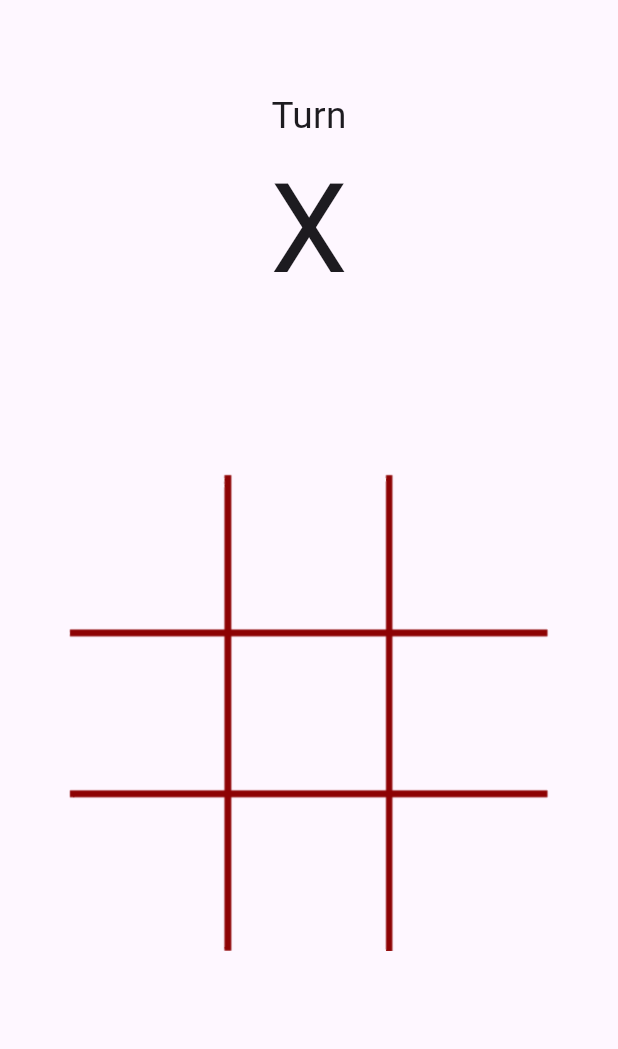
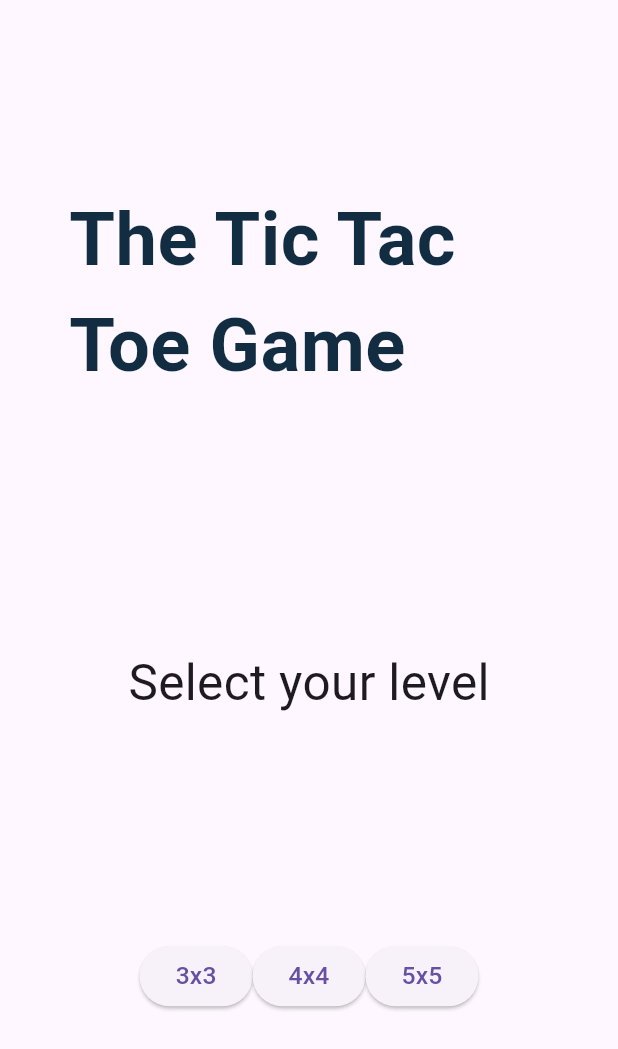
Before and after one commit to JessiApps/tic_tae_toe, a Flutter app: the screen it shows after launch, on a phone screen of 412 x 824 dp. Shown: the top 1049 px of the screen. Run offline on Flutter 3.47's test engine with Material 3 defaults, Android fonts, the phone set to English and light mode, and no system bars.

Commit message:
Basic Welcome page implementation

```diff
--- /dev/null
+++ b/lib/pages/welcome_screen.dart
@@ -0,0 +1,61 @@
+import 'package:flutter/material.dart';
+import 'package:provider/provider.dart';
+import 'package:tic_tae_toe/utils/responsive.dart';
+import 'package:tic_tae_toe/view_model/game_vm.dart';
+
+class WelcomeScreen extends StatefulWidget {
+  const WelcomeScreen({Key? key}) : super(key: key);
+
+  @override
+  _WelcomeScreenState createState() => _WelcomeScreenState();
+}
+
+class _WelcomeScreenState extends State<WelcomeScreen> {
+  @override
+  Widget build(BuildContext context) {
+    final Responsive responsive = Responsive(context);
+    final provider = Provider.of<GameVM>(context);
+    return Scaffold(
+      body: Padding(
+        padding: EdgeInsets.all(responsive.dp(5)),
+        child: Column(
+          mainAxisAlignment: MainAxisAlignment.spaceBetween,
+          children: [
+            SizedBox(height: responsive.hp(1)),
+            Text("The Tic Tac Toe Game",
+                style: TextStyle(
+                  fontSize: responsive.hp(6),
+                  fontWeight: FontWeight.bold,
+                  color: const Color.fromARGB(255, 18, 44, 66),
+                )),
+            SizedBox(height: responsive.hp(3)),
+            Text("Select your level",
+                style: TextStyle(fontSize: responsive.hp(4))),
+            SizedBox(height: responsive.hp(1)),
+            Row(
+              mainAxisAlignment: MainAxisAlignment.center,
+              children: [
+                levelButton(3, provider, responsive),
+                levelButton(4, provider, responsive),
+                levelButton(5, provider, responsive),
+              ],
+            ),
+            SizedBox(height: responsive.hp(4)),
+          ],
+        ),
+      ),
+    );
+  }
+
+  Widget levelButton(int level, GameVM provider, Responsive responsive) {
+    return ElevatedButton(
+      onPressed: () {
+        provider.setGameDifficulty(level);
+      },
+      child: Text(
+        "${level}x${level}",
+        style: TextStyle(fontSize: responsive.hp(2)),
+      ),
+    );
+  }
+}
--- a/lib/view_model/game_vm.dart
+++ b/lib/view_model/game_vm.dart
@@ -1,24 +1,33 @@
 import 'package:flutter/material.dart';
 import 'package:tic_tae_toe/model/game_model.dart';
 
-class GamelVM extends ChangeNotifier {
+class GameVM extends ChangeNotifier {
   final GameModel _model = GameModel();
   String _actualPlayer = "";
   String _winner = "";
-  GameStatus _gameStatus = GameStatus.PLAYING;
 
-  GamelVM() {
+  GameVM() {
     _model.resetGame();
     _actualPlayer = _model.actualPlayer;
-    _gameStatus = _model.gameStatus;
   }
 
+  // MARK: Getters and setters
   String get actualPlayer => _actualPlayer;
   String get winner => _winner;
 
   String getCellSymbol(int cellID) {
     return _model.getCellSymbol(cellID);
   }
+
+  GameStatus getGameStatus() {
+    return _model.gameStatus;
+  }
+
+  void setGameDifficulty(int size) {
+    _model.boardSize = size;
+  }
+
+  // Mark: Functions
 
   void resetGame() {
     _model.resetGame();
@@ -33,8 +42,4 @@ class GamelVM extends ChangeNotifier {
     _winner = _model.winner;
     notifyListeners();
   }
-
-  GameStatus gameStatus() {
-    return _model.gameStatus;
-  }
 }
```
Also changed, not shown: lib/main.dart (+8 -88 lines), lib/model/game_model.dart (+44 -42 lines), lib/pages/game_screen.dart (+8 -9 lines).
